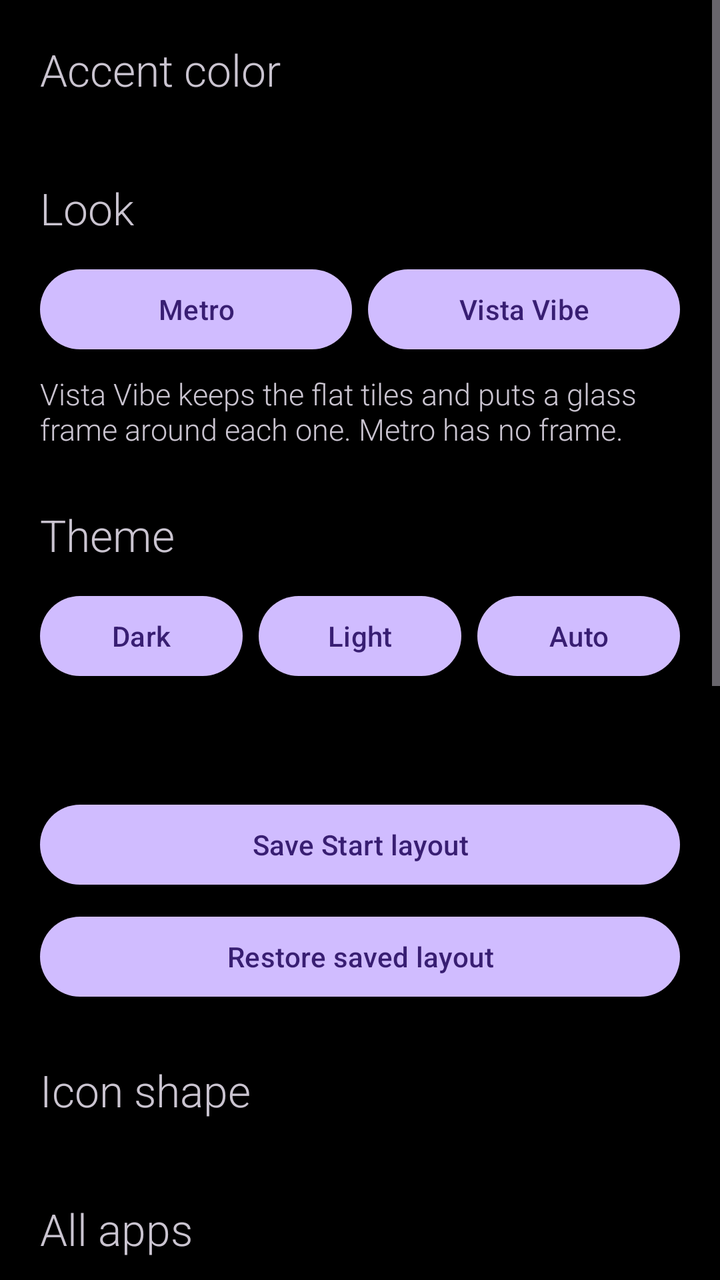
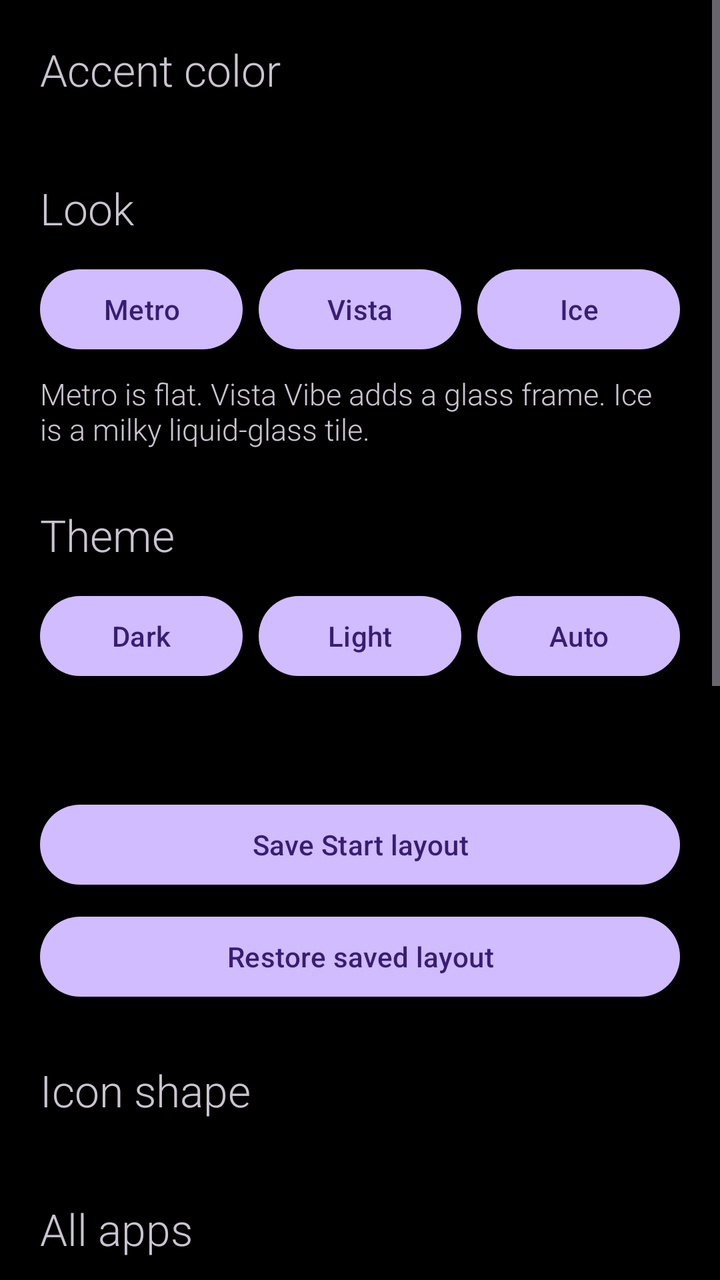

An Android layout rendered at two revisions. The XML below is the earlier revision; the diff shows what the commit changed to produce the second picture.
<!-- AndroidManifest.xml: application theme Theme.Win10.Dark -->
<!-- res/layout/activity_settings.xml -->
<?xml version="1.0" encoding="utf-8"?>
<ScrollView xmlns:android="http://schemas.android.com/apk/res/android"
    android:layout_width="match_parent"
    android:layout_height="match_parent">

    <LinearLayout
        android:id="@+id/root"
        android:layout_width="match_parent"
        android:layout_height="wrap_content"
        android:orientation="vertical"
        android:padding="20dp">

        <TextView
            android:id="@+id/accentTitle"
            android:layout_width="wrap_content"
            android:layout_height="wrap_content"
            android:fontFamily="sans-serif-light"
            android:text="Accent color"
            android:textSize="22sp" />

        <androidx.recyclerview.widget.RecyclerView
            android:id="@+id/accentGrid"
            android:layout_width="match_parent"
            android:layout_height="wrap_content"
            android:layout_marginTop="12dp"
            android:nestedScrollingEnabled="false" />

        <TextView
            android:id="@+id/lookTitle"
            android:layout_width="wrap_content"
            android:layout_height="wrap_content"
            android:layout_marginTop="28dp"
            android:fontFamily="sans-serif-light"
            android:text="Look"
            android:textSize="22sp" />

        <LinearLayout
            android:layout_width="match_parent"
            android:layout_height="wrap_content"
            android:layout_marginTop="12dp"
            android:orientation="horizontal">

            <Button
                android:id="@+id/metroBtn"
                android:layout_width="0dp"
                android:layout_height="48dp"
                android:layout_weight="1"
                android:text="Metro" />

            <Button
                android:id="@+id/vistaBtn"
                android:layout_width="0dp"
                android:layout_height="48dp"
                android:layout_marginStart="8dp"
                android:layout_weight="1"
                android:text="Vista Vibe" />
        </LinearLayout>

        <TextView
            android:id="@+id/lookStatus"
            android:layout_width="match_parent"
            android:layout_height="wrap_content"
            android:layout_marginTop="8dp"
            android:fontFamily="sans-serif-light"
            android:text="Vista Vibe keeps the flat tiles and puts a glass frame around each one. Metro has no frame."
            android:textSize="15sp" />

        <TextView
            android:id="@+id/themeTitle"
            android:layout_width="wrap_content"
            android:layout_height="wrap_content"
            android:layout_marginTop="28dp"
            android:fontFamily="sans-serif-light"
            android:text="Theme"
            android:textSize="22sp" />

        <LinearLayout
            android:layout_width="match_parent"
            android:layout_height="wrap_content"
            android:layout_marginTop="12dp"
            android:orientation="horizontal">

            <Button
                android:id="@+id/darkBtn"
                android:layout_width="0dp"
                android:layout_height="48dp"
                android:layout_weight="1"
                android:text="Dark" />

            <Button
                android:id="@+id/lightBtn"
                android:layout_width="0dp"
                android:layout_height="48dp"
                android:layout_weight="1"
                android:layout_marginStart="8dp"
                android:text="Light" />

            <Button
                android:id="@+id/sunBtn"
                android:layout_width="0dp"
                android:layout_height="48dp"
                android:layout_weight="1"
                android:layout_marginStart="8dp"
                android:text="Auto" />
        </LinearLayout>

        <TextView
            android:id="@+id/themeStatus"
            android:layout_width="match_parent"
            android:layout_height="wrap_content"
            android:layout_marginTop="8dp"
            android:fontFamily="sans-serif-light"
            android:textSize="15sp" />

        <Button
            android:id="@+id/saveBtn"
            android:layout_width="match_parent"
            android:layout_height="48dp"
            android:layout_marginTop="28dp"
            android:text="Save Start layout" />

        <Button
            android:id="@+id/restoreBtn"
            android:layout_width="match_parent"
            android:layout_height="48dp"
            android:layout_marginTop="8dp"
            android:text="Restore saved layout" />

        <TextView
            android:id="@+id/iconTitle"
            android:layout_width="wrap_content"
            android:layout_height="wrap_content"
            android:layout_marginTop="28dp"
            android:fontFamily="sans-serif-light"
            android:text="Icon shape"
            android:textSize="22sp" />

        <HorizontalScrollView
            android:layout_width="match_parent"
            android:layout_height="wrap_content"
            android:layout_marginTop="12dp"
            android:scrollbars="none">

            <LinearLayout
                android:id="@+id/iconShapes"
                android:layout_width="wrap_content"
                android:layout_height="wrap_content"
                android:orientation="horizontal" />
        </HorizontalScrollView>

        <TextView
            android:id="@+id/topTitle"
            android:layout_width="wrap_content"
            android:layout_height="wrap_content"
            android:layout_marginTop="28dp"
            android:fontFamily="sans-serif-light"
            android:text="All apps"
            android:textSize="22sp" />

        <TextView
            android:id="@+id/topBlurb"
            android:layout_width="match_parent"
            android:layout_height="wrap_content"
            android:layout_marginTop="8dp"
            android:fontFamily="sans-serif-light"
            android:text="New apps stay at the top until you open them. Under those, the apps you open most."
            android:textSize="15sp" />

        <LinearLayout
            android:layout_width="match_parent"
            android:layout_height="wrap_content"
            android:layout_marginTop="12dp"
            android:gravity="center_vertical"
            android:orientation="horizontal">

            <Button
                android:id="@+id/topMinus"
                android:layout_width="64dp"
                android:layout_height="48dp"
                android:text="−" />

            <TextView
                android:id="@+id/topCount"
                android:layout_width="0dp"
                android:layout_height="wrap_content"
                android:layout_weight="1"
                android:fontFamily="sans-serif-light"
                android:gravity="center"
                android:textSize="18sp" />

            <Button
                android:id="@+id/topPlus"
                android:layout_width="64dp"
                android:layout_height="48dp"
                android:text="+" />
        </LinearLayout>

        <TextView
            android:id="@+id/updateTitle"
            android:layout_width="wrap_content"
            android:layout_height="wrap_content"
            android:layout_marginTop="28dp"
            android:fontFamily="sans-serif-light"
            android:text="Updates"
            android:textSize="22sp" />

        <TextView
            android:id="@+id/updateStatus"
            android:layout_width="match_parent"
            android:layout_height="wrap_content"
            android:layout_marginTop="8dp"
            android:fontFamily="sans-serif-light"
            android:text="Checking for updates…"
            android:textSize="15sp" />

        <Button
            android:id="@+id/updateBtn"
            android:layout_width="match_parent"
            android:layout_height="48dp"
            android:layout_marginTop="12dp"
            android:text="Check for updates" />

        <TextView
            android:id="@+id/supportTitle"
            android:layout_width="wrap_content"
            android:layout_height="wrap_content"
            android:layout_marginTop="28dp"
            android:fontFamily="sans-serif-light"
            android:text="Support"
            android:textSize="22sp" />

        <TextView
            android:id="@+id/supportBlurb"
            android:layout_width="match_parent"
            android:layout_height="wrap_content"
            android:layout_marginTop="8dp"
            android:fontFamily="sans-serif-light"
            android:text="If a tile or the turn breaks on another device, send a report. It includes the device, Android version, and the last crash."
            android:textSize="15sp" />

        <Button
            android:id="@+id/diagBtn"
            android:layout_width="match_parent"
            android:layout_height="48dp"
            android:layout_marginTop="12dp"
            android:text="View diagnostics" />

        <Button
            android:id="@+id/reportBtn"
            android:layout_width="match_parent"
            android:layout_height="48dp"
            android:layout_marginTop="8dp"
            android:text="Send report" />

        <Button
            android:id="@+id/coffeeBtn"
            android:layout_width="match_parent"
            android:layout_height="48dp"
            android:layout_marginTop="8dp"
            android:text="Buy me a coffee" />
    </LinearLayout>
</ScrollView>
<!-- resources referenced by this layout -->
<resources>
  <style name="Theme.Win10.Dark" parent="Theme.Material3.Dark.NoActionBar">
          <item name="android:windowBackground">@color/wp_black</item>
          <item name="android:statusBarColor">@color/wp_black</item>
          <item name="android:navigationBarColor">@color/wp_black</item>
          <item name="android:windowDrawsSystemBarBackgrounds">true</item>
          <item name="android:windowLightStatusBar">false</item>
          <item name="android:windowLightNavigationBar">false</item>
          <item name="android:windowAnimationStyle">@style/Anim.Instant</item>
          <item name="android:windowDisablePreview">true</item>
      </style>
  <color name="wp_black">#FF000000</color>
  <style name="Anim.Instant" parent="@android:style/Animation">
          <item name="android:windowEnterAnimation">@anim/none</item>
          <item name="android:windowExitAnimation">@anim/none</item>
          <item name="android:activityOpenEnterAnimation">@anim/none</item>
          <item name="android:activityOpenExitAnimation">@anim/none</item>
          <item name="android:activityCloseEnterAnimation">@anim/none</item>
          <item name="android:activityCloseExitAnimation">@anim/none</item>
      </style>
</resources>

<!-- the commit's change to res/layout/activity_settings.xml (unified diff, before → after) -->
@@ -53,7 +53,15 @@
                 android:layout_height="48dp"
                 android:layout_marginStart="8dp"
                 android:layout_weight="1"
-                android:text="Vista Vibe" />
+                android:text="Vista" />
+
+            <Button
+                android:id="@+id/iceBtn"
+                android:layout_width="0dp"
+                android:layout_height="48dp"
+                android:layout_marginStart="8dp"
+                android:layout_weight="1"
+                android:text="Ice" />
         </LinearLayout>
 
         <TextView
@@ -62,7 +70,7 @@
             android:layout_height="wrap_content"
             android:layout_marginTop="8dp"
             android:fontFamily="sans-serif-light"
-            android:text="Vista Vibe keeps the flat tiles and puts a glass frame around each one. Metro has no frame."
+            android:text="Metro is flat. Vista Vibe adds a glass frame. Ice is a milky liquid-glass tile."
             android:textSize="15sp" />
 
         <TextView
